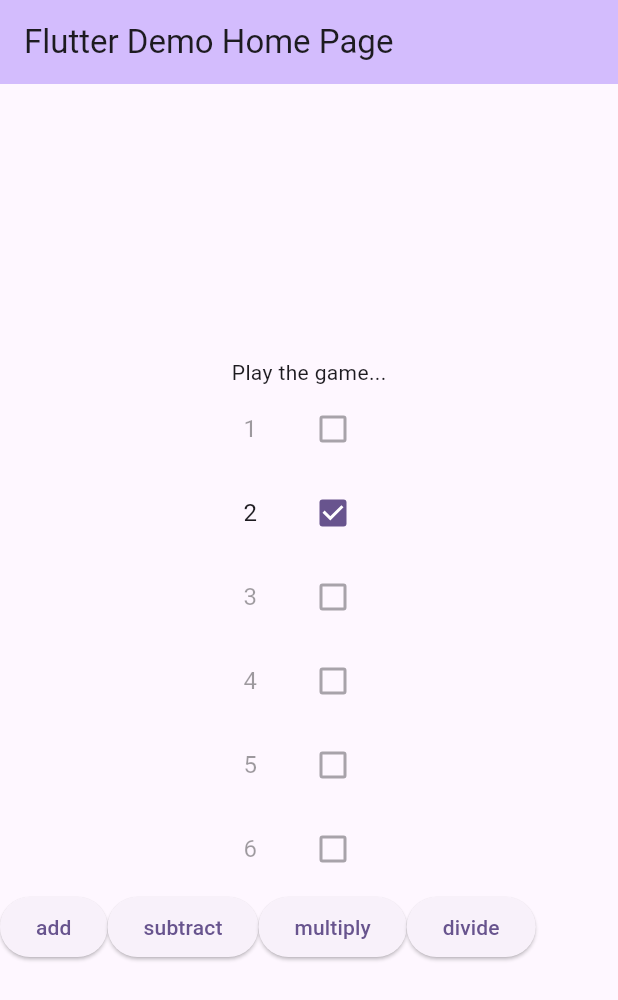
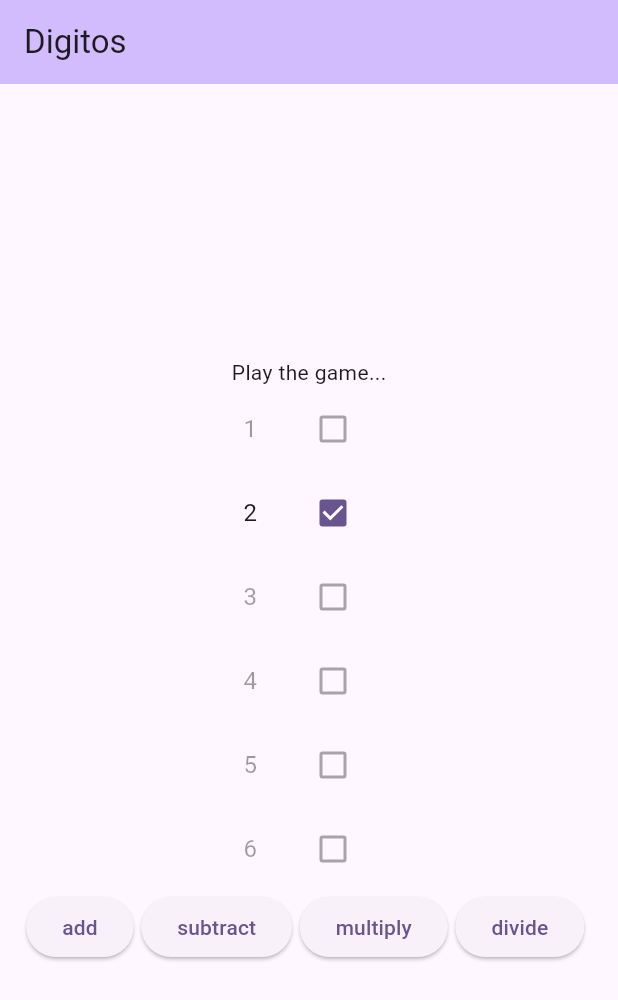
Before and after one commit to mdalpozzo/digitos, a Flutter app: the MyHomePage screen opened directly, after a tap on an icon or button, on a phone screen of 412 x 824 dp. Shown: the top 1000 px of the screen. Run offline on Flutter 3.47's test engine with Material 2 defaults, Android fonts, the phone set to English and light mode, and no system bars.

Commit message:
wrap rows.

```diff
--- a/lib/main.dart
+++ b/lib/main.dart
@@ -12,7 +12,7 @@ class MyApp extends StatelessWidget {
   @override
   Widget build(BuildContext context) {
     return MaterialApp(
-      title: 'Flutter Demo',
+      title: 'Digitos',
       theme: ThemeData(
         // This is the theme of your application.
         //
@@ -32,7 +32,7 @@ class MyApp extends StatelessWidget {
         colorScheme: ColorScheme.fromSeed(seedColor: Colors.deepPurple),
         useMaterial3: true,
       ),
-      home: const MyHomePage(title: 'Flutter Demo Home Page'),
+      home: const MyHomePage(title: 'Digitos'),
     );
   }
 }
--- a/lib/views/GameView.dart
+++ b/lib/views/GameView.dart
@@ -6,24 +6,22 @@ import 'package:flutter/material.dart';
 int targetNumber = 10;
 
 List<NumberOption> initialOptions = [
-  const NumberOption(id: '1', value: 1, selected: false),
-  const NumberOption(id: '2', value: 2, selected: false),
-  const NumberOption(id: '3', value: 3, selected: false),
-  const NumberOption(id: '4', value: 4, selected: false),
-  const NumberOption(id: '5', value: 5, selected: false),
-  const NumberOption(id: '6', value: 6, selected: false)
+  const NumberOption(id: '1', value: 1),
+  const NumberOption(id: '2', value: 2),
+  const NumberOption(id: '3', value: 3),
+  const NumberOption(id: '4', value: 4),
+  const NumberOption(id: '5', value: 5),
+  const NumberOption(id: '6', value: 6)
 ];
 
 class NumberOption {
   const NumberOption({
     required this.id,
     required this.value,
-    required this.selected, // TODO i think this selected prop is obsolete now
   });
 
   final String id;
   final int value;
-  final bool selected;
 }
 
 class GameView extends StatefulWidget {
@@ -107,7 +105,6 @@ class _GameViewState extends State<GameView> {
           newOptions.add(NumberOption(
             id: idIncrementer.toString(),
             value: option.value,
-            selected: option.selected,
           ));
           idIncrementer++;
         }
@@ -117,7 +114,6 @@ class _GameViewState extends State<GameView> {
           NumberOption(
             id: idIncrementer.toString(),
             value: result,
-            selected: false,
           ),
         );
 
@@ -144,13 +140,14 @@ class _GameViewState extends State<GameView> {
 
   void _resetGame() {
     setState(() {
+      // TODO fetch new options
       options = [
-        const NumberOption(id: '1', value: 1, selected: false),
-        const NumberOption(id: '2', value: 2, selected: false),
-        const NumberOption(id: '3', value: 3, selected: false),
-        const NumberOption(id: '4', value: 4, selected: false),
-        const NumberOption(id: '5', value: 5, selected: false),
-        const NumberOption(id: '6', value: 6, selected: false)
+        const NumberOption(id: '1', value: 1),
+        const NumberOption(id: '2', value: 2),
+        const NumberOption(id: '3', value: 3),
+        const NumberOption(id: '4', value: 4),
+        const NumberOption(id: '5', value: 5),
+        const NumberOption(id: '6', value: 6)
       ];
       firstNumber = null;
       selectedOperation = null;
@@ -181,6 +178,9 @@ class _GameViewState extends State<GameView> {
           const Text(
             'Play the game...',
           ),
+          Wrap(
+            direction: Axis.vertical,
+            children: [
               for (var numberOption in options)
                 SizedBox(
                   width: 120,
@@ -196,14 +196,21 @@ class _GameViewState extends State<GameView> {
                     //     ListTileControlAffinity.leading, //  <-- leading Checkbox
                   ),
                 ),
-          Row(
-            children: OperationEnums.values.map((operation) {
-              return ElevatedButton(
+            ],
+          ),
+          Wrap(
+            children: OperationEnums.values.expand((operation) {
+              return [
+                ElevatedButton(
                   onPressed: firstNumber == null
                       ? null
                       : _selectOperation(operation: operation),
                   child: Text(operation.name.toString()),
-              );
+                ),
+                const SizedBox(
+                  width: 5,
+                )
+              ];
             }).toList(),
           ),
         ],
```
Lines whose indentation alone changed are shown as unchanged.
